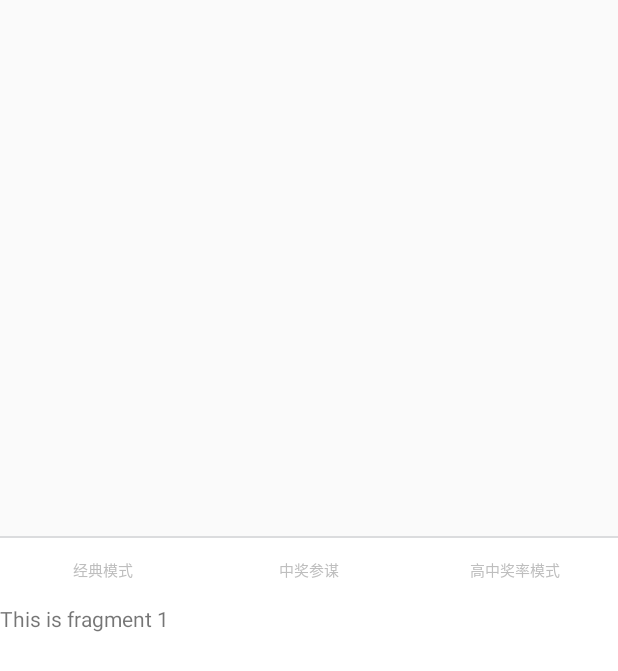
After one commit to ZiXYu/Android, an Android app: the fragment DialogFragmentWindow placed in its activity, on a phone screen of 412 x 824 dp. The commit adds this screen. Shown: the top 671 px of the screen. Run offline under Robolectric (Android 15) with nearby library versions, the phone set to English and light mode, and no system bars.

Commit message:
Android DialogFragment

```diff
--- a/Android-DialogFragment-with-Viewpager/app/build.gradle
+++ b/Android-DialogFragment-with-Viewpager/app/build.gradle
@@ -25,5 +25,6 @@ dependencies {
         exclude group: 'com.android.support', module: 'support-annotations'
     })
     compile 'com.android.support:appcompat-v7:24.2.1'
+    compile 'com.android.support:support-v4:24.2.1'
     testCompile 'junit:junit:4.12'
 }
--- /dev/null
+++ b/Android-DialogFragment-with-Viewpager/app/src/main/java/com/example/administrator/android_dialogfragment_with_viewpager/DialogFragmentWindow.java
@@ -0,0 +1,102 @@
+package com.example.administrator.android_dialogfragment_with_viewpager;
+
+import android.app.assist.AssistStructure;
+import android.os.Bundle;
+import android.support.v4.app.DialogFragment;
+import android.support.v4.view.ViewPager;
+import android.view.Gravity;
+import android.view.LayoutInflater;
+import android.view.View;
+import android.view.ViewGroup;
+import android.view.Window;
+import android.widget.Button;
+
+import java.util.ArrayList;
+import java.util.List;
+
+/**
+ * Created by Administrator on 2016/10/20.
+ */
+
+public class DialogFragmentWindow extends DialogFragment {
+
+    private View[] btns;
+    private int previousBtn;
+
+    @Override
+    public void onCreate(Bundle savedInstanceState) {
+        super.onCreate(savedInstanceState);
+
+        //full screen dialog fragment
+        setStyle(DialogFragment.STYLE_NORMAL, android.R.style.Theme_Black_NoTitleBar_Fullscreen);
+    }
+
+    @Override
+    public View onCreateView(LayoutInflater inflater, ViewGroup container, Bundle savedInstanceState) {
+        View view = inflater.inflate(R.layout.dialog_viewpager, container);
+
+        final ViewPager viewPager;
+        viewPager = (ViewPager) view.findViewById(R.id.viewpager);
+        List fragments = getFragments();
+        ViewpagerAdapter ama = new ViewpagerAdapter(getChildFragmentManager(), fragments);
+        viewPager.setAdapter(ama);
+
+        Window window = getDialog().getWindow();
+
+        window.requestFeature(Window.FEATURE_NO_TITLE);
+        window.setLayout(ViewGroup.LayoutParams.MATCH_PARENT, 700);
+        window.setGravity(Gravity.BOTTOM);
+        getDialog().setCanceledOnTouchOutside(true); //dismiss the dialog when pressing outside
+
+
+        btns = new View[3];
+        btns[0] = view.findViewById(R.id.Btn_tab_1);
+        btns[1] = view.findViewById(R.id.Btn_tab_2);
+        btns[2] = view.findViewById(R.id.Btn_tab_3);
+
+        btns[0].setSelected(true);
+
+        btns[0].setOnClickListener(new View.OnClickListener() {
+               @Override
+               public void onClick(View v) {
+                   viewPager.setCurrentItem(0, true);
+                   btns[previousBtn].setSelected(false);
+                   btns[0].setSelected(true);
+                   previousBtn = 0;
+               }
+           }
+        );
+
+        btns[1].setOnClickListener(new View.OnClickListener() {
+               @Override
+               public void onClick(View v) {
+                   viewPager.setCurrentItem(1, true);
+                   btns[previousBtn].setSelected(false);
+                   btns[1].setSelected(true);
+                   previousBtn = 1;
+               }
+           }
+        );
+
+        btns[2].setOnClickListener(new View.OnClickListener() {
+               @Override
+               public void onClick(View v) {
+                   viewPager.setCurrentItem(2, true);
+                   btns[previousBtn].setSelected(false);
+                   btns[2].setSelected(true);
+                   previousBtn = 2;
+               }
+           }
+        );
+
+        return view;
+    }
+
+    private List getFragments(){
+        List fList = new ArrayList();
+        fList.add(SampleFragment.newInstance("Fragment 1",1));
+        fList.add(SampleFragment.newInstance("Fragment 2",2));
+        fList.add(SampleFragment.newInstance("Fragment 3",3));
+        return fList;
+    }
+}
--- a/Android-DialogFragment-with-Viewpager/app/src/main/java/com/example/administrator/android_dialogfragment_with_viewpager/MainActivity.java
+++ b/Android-DialogFragment-with-Viewpager/app/src/main/java/com/example/administrator/android_dialogfragment_with_viewpager/MainActivity.java
@@ -1,13 +1,31 @@
 package com.example.administrator.android_dialogfragment_with_viewpager;
 
+import android.support.v4.app.FragmentActivity;
 import android.support.v7.app.AppCompatActivity;
 import android.os.Bundle;
+import android.view.View;
+import android.widget.Button;
 
-public class MainActivity extends AppCompatActivity {
+public class MainActivity extends FragmentActivity {
+
 
     @Override
     protected void onCreate(Bundle savedInstanceState) {
         super.onCreate(savedInstanceState);
         setContentView(R.layout.activity_main);
+
+        initViews();
+    }
+
+    private void initViews(){
+        Button button = (Button) findViewById(R.id.dialog);
+        button.setOnClickListener(new View.OnClickListener() {
+
+            @Override
+            public void onClick(View v) {
+                new DialogFragmentWindow().show(getSupportFragmentManager(), "");
+            }
+        });
+
     }
 }
--- /dev/null
+++ b/Android-DialogFragment-with-Viewpager/app/src/main/java/com/example/administrator/android_dialogfragment_with_viewpager/SampleFragment.java
@@ -0,0 +1,40 @@
+package com.example.administrator.android_dialogfragment_with_viewpager;
+
+import android.content.Context;
+import android.net.Uri;
+import android.os.Bundle;
+import android.support.v4.app.Fragment;
+import android.view.LayoutInflater;
+import android.view.View;
+import android.view.ViewGroup;
+import android.widget.TextView;
+
+
+public class SampleFragment extends Fragment{
+
+    public static final String EXTRA_MESSAGE = "EXTRA_MESSAGE";
+    private int item;
+    private String urlString = "";
+    int i = 0;
+
+    public static final SampleFragment newInstance(String message,int item)
+    {
+        SampleFragment fragment = new SampleFragment();
+        Bundle bdl = new Bundle(item);
+        fragment.item = item;
+        bdl.putString(EXTRA_MESSAGE, message);
+        fragment.setArguments(bdl);
+        return fragment;
+    }
+
+    @Override
+    public View onCreateView(LayoutInflater inflater, ViewGroup container, Bundle savedInstanceState) {
+        final View v = inflater.inflate(R.layout.fragment_sample, container, false);
+
+        TextView textView = (TextView) v.findViewById(R.id.set_text);
+        textView.setText("This is fragment " + item);
+
+        return v;
+    }
+
+}
--- /dev/null
+++ b/Android-DialogFragment-with-Viewpager/app/src/main/java/com/example/administrator/android_dialogfragment_with_viewpager/ViewpagerAdapter.java
@@ -0,0 +1,31 @@
+package com.example.administrator.android_dialogfragment_with_viewpager;
+
+import android.support.v4.app.Fragment;
+import android.support.v4.app.FragmentManager;
+import android.support.v4.app.FragmentPagerAdapter;
+
+import java.util.List;
+
+/**
+ * Created by Administrator on 2016/10/20.
+ */
+
+public class ViewpagerAdapter extends FragmentPagerAdapter {
+
+    private List<Fragment> fragments;
+
+    public ViewpagerAdapter(FragmentManager fragmentManager, List<Fragment> fragments){
+        super(fragmentManager);
+        this.fragments = fragments;
+    }
+
+    @Override
+    public Fragment getItem(int position) {
+        return this.fragments.get(position);
+    }
+
+    @Override
+    public int getCount() {
+        return this.fragments.size();
+    }
+}
--- a/Android-DialogFragment-with-Viewpager/app/src/main/res/layout/activity_main.xml
+++ b/Android-DialogFragment-with-Viewpager/app/src/main/res/layout/activity_main.xml
@@ -10,8 +10,24 @@
     android:paddingTop="@dimen/activity_vertical_margin"
     tools:context="com.example.administrator.android_dialogfragment_with_viewpager.MainActivity">
 
-    <TextView
-        android:layout_width="wrap_content"
-        android:layout_height="wrap_content"
-        android:text="Hello World!" />
+    <LinearLayout
+        android:orientation="vertical"
+        android:gravity="center_vertical"
+        android:layout_width="match_parent"
+        android:layout_height="match_parent"
+        android:layout_centerVertical="true"
+        android:layout_centerHorizontal="true">
+
+        <Button
+            android:id="@+id/dialog"
+            android:layout_gravity="center_horizontal"
+            android:layout_width="wrap_content"
+            android:layout_height="wrap_content"
+            android:padding="16px"
+            android:textAllCaps="false"
+            android:text="Show Dialog with Viewpager"
+            android:background="@color/colorPrimary"/>
+
+    </LinearLayout>
+
 </RelativeLayout>
--- /dev/null
+++ b/Android-DialogFragment-with-Viewpager/app/src/main/res/layout/dialog_viewpager.xml
@@ -0,0 +1,17 @@
+<?xml version="1.0" encoding="utf-8"?>
+<LinearLayout xmlns:android="http://schemas.android.com/apk/res/android"
+    android:orientation="vertical"
+    android:layout_width="match_parent"
+    android:layout_height="wrap_content"
+    android:layout_alignParentBottom="true">
+
+    <include android:id="@+id/nav"
+        layout="@layout/nav" />
+
+    <android.support.v4.view.ViewPager
+        android:id="@+id/viewpager"
+        android:layout_width="match_parent"
+        android:layout_height="wrap_content"
+        android:background="#fff" />
+
+</LinearLayout>
--- /dev/null
+++ b/Android-DialogFragment-with-Viewpager/app/src/main/res/layout/fragment_sample.xml
@@ -0,0 +1,14 @@
+<FrameLayout xmlns:android="http://schemas.android.com/apk/res/android"
+    xmlns:tools="http://schemas.android.com/tools"
+    android:layout_width="match_parent"
+    android:layout_height="wrap_content"
+    tools:context="com.example.administrator.android_dialogfragment_with_viewpager.SampleFragment">
+
+    <!-- TODO: Update blank fragment layout -->
+    <TextView
+        android:id="@+id/set_text"
+        android:layout_width="match_parent"
+        android:layout_height="wrap_content"
+        android:text="@string/hello_blank_fragment" />
+
+</FrameLayout>
--- /dev/null
+++ b/Android-DialogFragment-with-Viewpager/app/src/main/res/layout/nav.xml
@@ -0,0 +1,81 @@
+<?xml version="1.0" encoding="utf-8"?>
+<LinearLayout xmlns:android="http://schemas.android.com/apk/res/android"
+    android:layout_width="match_parent"
+    android:layout_height="45dp"
+    android:background="#00000000"
+    android:orientation="vertical" >
+
+    <FrameLayout
+        android:id="@+id/contanierMain"
+        android:layout_width="match_parent"
+        android:layout_height="0dp"
+        android:layout_weight="1" />
+
+    <View
+        android:layout_width="match_parent"
+        android:layout_height="1dp"
+        android:background="#DBDCDE" />
+
+    <LinearLayout
+        android:layout_width="match_parent"
+        android:layout_height="45dp"
+        android:background="#FFFFFF"
+        android:orientation="horizontal" >
+
+        <LinearLayout
+            android:id="@+id/Btn_tab_1"
+            android:layout_width="0dp"
+            android:layout_height="match_parent"
+            android:layout_weight="1"
+            android:gravity="center"
+            android:orientation="vertical"
+            android:paddingBottom="3dp"
+            android:clickable="true">
+
+            <TextView
+                android:layout_width="match_parent"
+                android:layout_height="match_parent"
+                android:gravity="center"
+                android:text="经典模式"
+                android:textSize="10sp" />
+        </LinearLayout>
+
+        <LinearLayout
+            android:id="@+id/Btn_tab_2"
+            android:layout_width="0dp"
+            android:layout_height="match_parent"
+            android:layout_weight="1"
+            android:gravity="center"
+            android:orientation="vertical"
+            android:paddingBottom="3dp"
+            android:clickable="true">
+
+            <TextView
+                android:layout_width="match_parent"
+                android:layout_height="match_parent"
+                android:gravity="center"
+                android:text="中奖参谋"
+                android:textSize="10sp" />
+        </LinearLayout>
+
+        <LinearLayout
+            android:id="@+id/Btn_tab_3"
+            android:layout_width="0dp"
+            android:layout_height="match_parent"
+            android:layout_weight="1"
+            android:gravity="center"
+            android:orientation="vertical"
+            android:paddingBottom="3dp"
+            android:clickable="true">
+
+            <TextView
+                android:layout_width="match_parent"
+                android:layout_height="match_parent"
+                android:gravity="center"
+                android:text="高中奖率模式"
+                android:textSize="10sp" />
+        </LinearLayout>
+    </LinearLayout>
+
+
+</LinearLayout>
--- a/Android-DialogFragment-with-Viewpager/app/src/main/res/values/strings.xml
+++ b/Android-DialogFragment-with-Viewpager/app/src/main/res/values/strings.xml
@@ -1,3 +1,6 @@
 <resources>
     <string name="app_name">Android-DialogFragment-with-Viewpager</string>
+
+    <!-- TODO: Remove or change this placeholder text -->
+    <string name="hello_blank_fragment">Hello blank fragment</string>
 </resources>
```
